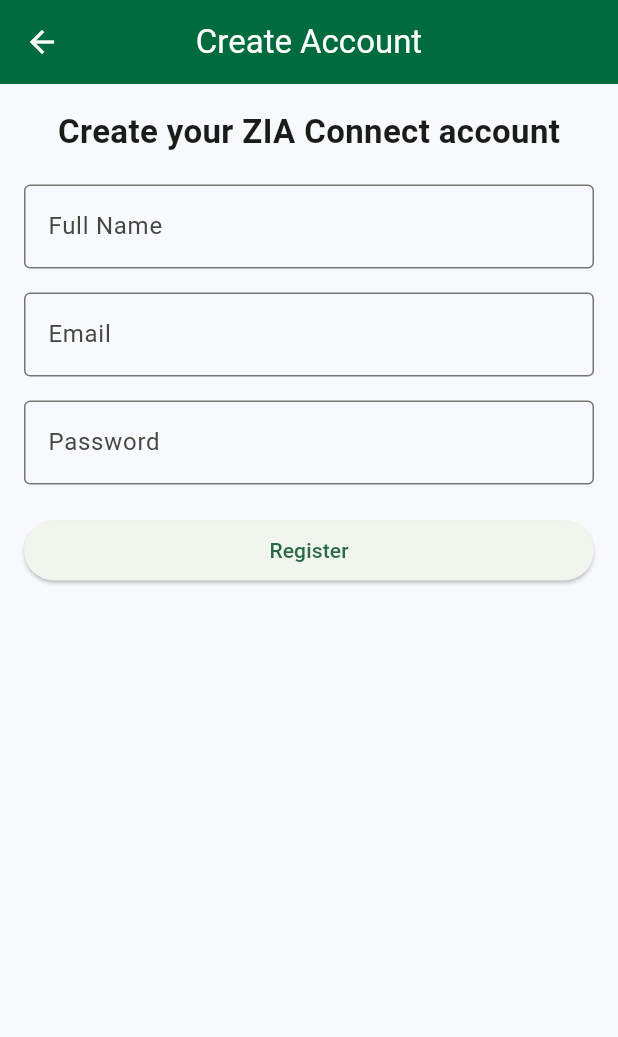
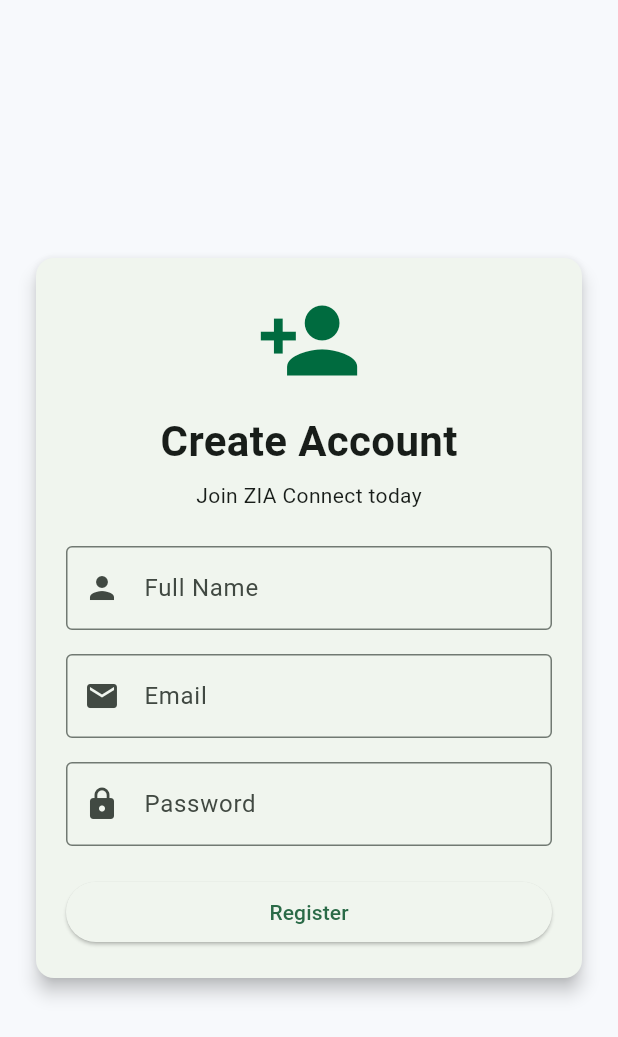
Before and after one commit to YUSUFUMARWALI/zia_connect, a Flutter app: the RegisterScreen screen opened directly, on a phone screen of 412 x 824 dp. Shown: the top 1037 px of the screen. Run offline on Flutter 3.47's test engine with Material 3 defaults, Android fonts, the phone set to English and light mode, and no system bars.

Commit message:
Polished authentication screens

```diff
--- a/lib/features/auth/screens/register_screen.dart
+++ b/lib/features/auth/screens/register_screen.dart
@@ -1,4 +1,5 @@
 import 'package:flutter/material.dart';
+import '../../../core/constants/app_colors.dart';
 import '../../home/screens/home_screen.dart';
 
 class RegisterScreen extends StatelessWidget {
@@ -14,29 +15,51 @@
   @override
   Widget build(BuildContext context) {
     return Scaffold(
-      appBar: AppBar(
-        title: const Text('Create Account'),
-      ),
-      body: Padding(
-        padding: const EdgeInsets.all(16),
+      body: Center(
+        child: SingleChildScrollView(
+          padding: const EdgeInsets.all(20),
+          child: Card(
+            elevation: 5,
+            child: Padding(
+              padding: const EdgeInsets.all(20),
               child: Column(
                 children: [
+                  const Icon(
+                    Icons.person_add,
+                    size: 70,
+                    color: AppColors.primaryGreen,
+                  ),
+                  const SizedBox(height: 12),
                   const Text(
-              'Create your ZIA Connect account',
-              style: TextStyle(fontSize: 22, fontWeight: FontWeight.bold),
+                    'Create Account',
+                    style: TextStyle(fontSize: 28, fontWeight: FontWeight.bold),
                   ),
-            const SizedBox(height: 20),
+                  const SizedBox(height: 6),
+                  const Text('Join ZIA Connect today'),
+                  const SizedBox(height: 24),
                   const TextField(
-              decoration: InputDecoration(labelText: 'Full Name', border: OutlineInputBorder()),
+                    decoration: InputDecoration(
+                      labelText: 'Full Name',
+                      prefixIcon: Icon(Icons.person),
+                      border: OutlineInputBorder(),
+                    ),
                   ),
                   const SizedBox(height: 16),
                   const TextField(
-              decoration: InputDecoration(labelText: 'Email', border: OutlineInputBorder()),
+                    decoration: InputDecoration(
+                      labelText: 'Email',
+                      prefixIcon: Icon(Icons.email),
+                      border: OutlineInputBorder(),
+                    ),
                   ),
                   const SizedBox(height: 16),
                   const TextField(
                     obscureText: true,
-              decoration: InputDecoration(labelText: 'Password', border: OutlineInputBorder()),
+                    decoration: InputDecoration(
+                      labelText: 'Password',
+                      prefixIcon: Icon(Icons.lock),
+                      border: OutlineInputBorder(),
+                    ),
                   ),
                   const SizedBox(height: 20),
                   SizedBox(
@@ -49,6 +72,9 @@
                 ],
               ),
             ),
+          ),
+        ),
+      ),
     );
   }
 }
```
Also changed, not shown: lib/features/auth/screens/login_screen.dart (+32 -10 lines). Lines whose indentation alone changed are shown as unchanged.
